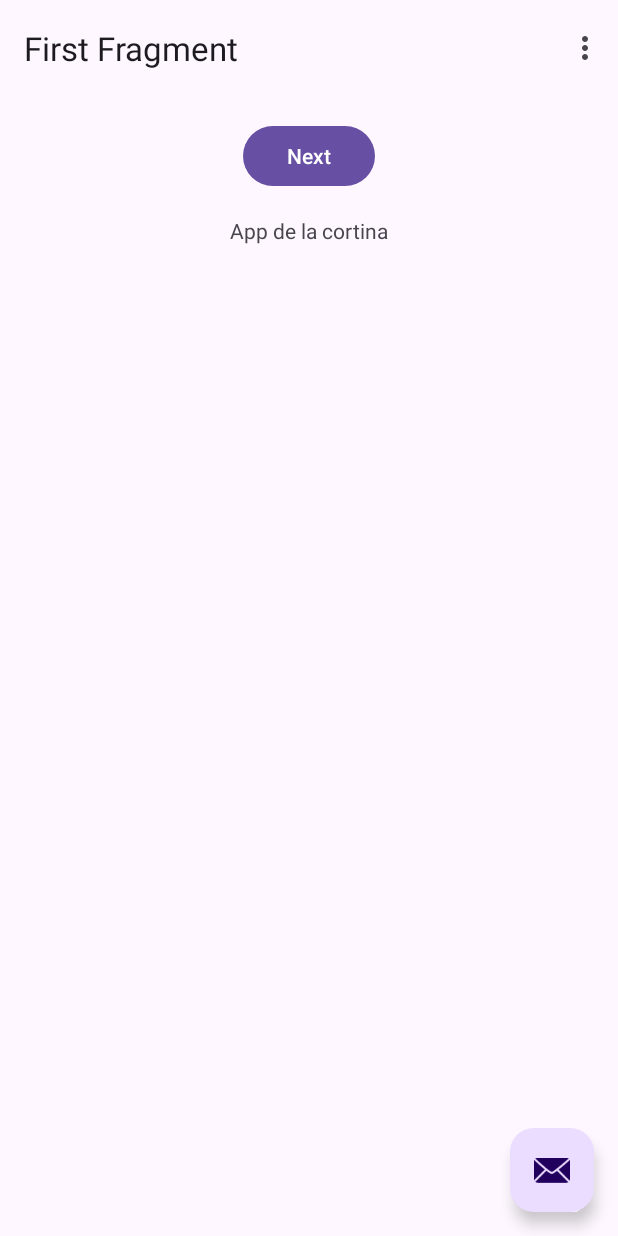
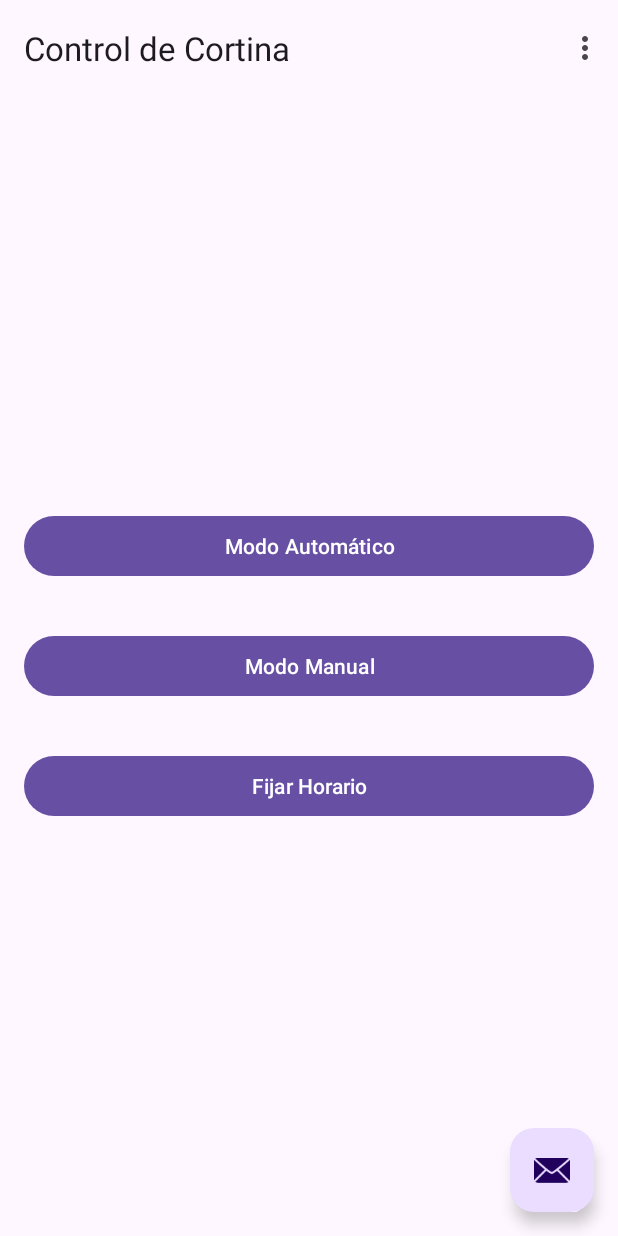
Before and after one commit to Bizefalo/iShade, an Android app: the screen it shows after launch (MainActivity), on a phone screen of 412 x 824 dp. Run offline under Robolectric (Android 15) with nearby library versions, the phone set to English and light mode, and no system bars; our stand-ins replace navigation-ui.

Commit message:
Vistas - Fragmentos - Navegacion
- Nuevos fragmentos.

- Modificación de strings.xml y nav_graph.xml

- Se agregó el fragmento principal que verá el usuario, sujeto a 3 opciones.

- Entre ellas, la opcion "Modo Manual" cuenta con integraciones como un switch para indicar que se está usando dicha opcion, seguidamente habilitandose los botones de posicion y mensajes que exponen el estado de una tarea o motor.

```diff
--- a/app/build.gradle.kts
+++ b/app/build.gradle.kts
@@ -46,6 +46,10 @@ dependencies {
     implementation(libs.androidx.constraintlayout)
     implementation(libs.androidx.navigation.fragment.ktx)
     implementation(libs.androidx.navigation.ui.ktx)
+
+    implementation(libs.org.eclipse.paho.client.mqttv3)
+    implementation(libs.org.eclipse.paho.android.service) // Servicio android
+
     testImplementation(libs.junit)
     androidTestImplementation(libs.androidx.junit)
     androidTestImplementation(libs.androidx.espresso.core)
--- a/app/src/main/AndroidManifest.xml
+++ b/app/src/main/AndroidManifest.xml
@@ -1,6 +1,8 @@
 <?xml version="1.0" encoding="utf-8"?>
 <manifest xmlns:android="http://schemas.android.com/apk/res/android"
     xmlns:tools="http://schemas.android.com/tools">
+
+    <uses-permission android:name="android.permission.INTERNET" />
 
     <application
         android:allowBackup="true"
--- a/app/src/main/java/com/example/ishade/FirstFragment.kt
+++ b/app/src/main/java/com/example/ishade/FirstFragment.kt
@@ -9,31 +9,37 @@ import androidx.navigation.fragment.findNavController
 import com.example.ishade.databinding.FragmentFirstBinding
 
 /**
- * A simple [Fragment] subclass as the default destination in the navigation.
+ * Fragmento principal que actúa como pantalla de inicio.
  */
 class FirstFragment : Fragment() {
 
     private var _binding: FragmentFirstBinding? = null
-
-    // This property is only valid between onCreateView and
-    // onDestroyView.
     private val binding get() = _binding!!
 
     override fun onCreateView(
         inflater: LayoutInflater, container: ViewGroup?,
         savedInstanceState: Bundle?
     ): View {
-
         _binding = FragmentFirstBinding.inflate(inflater, container, false)
         return binding.root
-
     }
 
     override fun onViewCreated(view: View, savedInstanceState: Bundle?) {
         super.onViewCreated(view, savedInstanceState)
 
-        binding.buttonFirst.setOnClickListener {
-            findNavController().navigate(R.id.action_FirstFragment_to_SecondFragment)
+        // Listener para el botón Modo Automático
+        binding.buttonAutomatico.setOnClickListener {
+            findNavController().navigate(R.id.action_FirstFragment_to_AutomaticFragment)
+        }
+
+        // Listener para el botón Modo Manual
+        binding.buttonManual.setOnClickListener {
+            findNavController().navigate(R.id.action_FirstFragment_to_ManualFragment)
+        }
+
+        // Listener para el botón Fijar Horario
+        binding.buttonFijarHorario.setOnClickListener {
+            findNavController().navigate(R.id.action_FirstFragment_to_ScheduleFragment)
         }
     }
 
--- a/app/src/main/res/layout/fragment_first.xml
+++ b/app/src/main/res/layout/fragment_first.xml
@@ -1,35 +1,45 @@
 <?xml version="1.0" encoding="utf-8"?>
-<androidx.core.widget.NestedScrollView xmlns:android="http://schemas.android.com/apk/res/android"
+<androidx.constraintlayout.widget.ConstraintLayout xmlns:android="http://schemas.android.com/apk/res/android"
     xmlns:app="http://schemas.android.com/apk/res-auto"
     xmlns:tools="http://schemas.android.com/tools"
     android:layout_width="match_parent"
     android:layout_height="match_parent"
+    android:padding="16dp"
     tools:context=".FirstFragment">
 
-    <androidx.constraintlayout.widget.ConstraintLayout
-        android:layout_width="match_parent"
-        android:layout_height="match_parent"
-        android:padding="16dp">
+    <Button
+        android:id="@+id/button_automatico"
+        android:layout_width="0dp"
+        android:layout_height="wrap_content"
+        android:text="@string/modo_automatico"
+        android:layout_marginBottom="16dp"
+        app:layout_constraintBottom_toTopOf="@+id/button_manual"
+        app:layout_constraintEnd_toEndOf="parent"
+        app:layout_constraintStart_toStartOf="parent"
+        app:layout_constraintTop_toTopOf="parent"
+        app:layout_constraintVertical_chainStyle="packed" />
 
     <Button
-            android:id="@+id/button_first"
-            android:layout_width="wrap_content"
+        android:id="@+id/button_manual"
+        android:layout_width="0dp"
         android:layout_height="wrap_content"
-            android:text="@string/next"
-            app:layout_constraintBottom_toTopOf="@id/textview_first"
+        android:text="@string/modo_manual"
+        android:layout_marginTop="16dp"
+        android:layout_marginBottom="16dp"
+        app:layout_constraintBottom_toTopOf="@+id/button_fijar_horario"
         app:layout_constraintEnd_toEndOf="parent"
         app:layout_constraintStart_toStartOf="parent"
-            app:layout_constraintTop_toTopOf="parent" />
+        app:layout_constraintTop_toBottomOf="@+id/button_automatico" />
 
-        <TextView
-            android:id="@+id/textview_first"
-            android:layout_width="wrap_content"
+    <Button
+        android:id="@+id/button_fijar_horario"
+        android:layout_width="0dp"
         android:layout_height="wrap_content"
+        android:text="@string/fijar_horario"
         android:layout_marginTop="16dp"
-            android:text="App de la cortina"
         app:layout_constraintBottom_toBottomOf="parent"
         app:layout_constraintEnd_toEndOf="parent"
         app:layout_constraintStart_toStartOf="parent"
-            app:layout_constraintTop_toBottomOf="@id/button_first" />
+        app:layout_constraintTop_toBottomOf="@+id/button_manual" />
+
 </androidx.constraintlayout.widget.ConstraintLayout>
-</androidx.core.widget.NestedScrollView>
--- a/app/src/main/res/navigation/nav_graph.xml
+++ b/app/src/main/res/navigation/nav_graph.xml
@@ -8,21 +8,36 @@
     <fragment
         android:id="@+id/FirstFragment"
         android:name="com.example.ishade.FirstFragment"
-        android:label="@string/first_fragment_label"
+        android:label="Control de Cortina"
         tools:layout="@layout/fragment_first">
 
-        <action
-            android:id="@+id/action_FirstFragment_to_SecondFragment"
-            app:destination="@id/SecondFragment" />
-    </fragment>
-    <fragment
-        android:id="@+id/SecondFragment"
-        android:name="com.example.ishade.SecondFragment"
-        android:label="@string/second_fragment_label"
-        tools:layout="@layout/fragment_second">
+    <action
+        android:id="@+id/action_FirstFragment_to_AutomaticFragment"
+        app:destination="@id/AutomaticFragment" />
+    <action
+        android:id="@+id/action_FirstFragment_to_ManualFragment"
+        app:destination="@id/ManualFragment" />
+    <action
+        android:id="@+id/action_FirstFragment_to_ScheduleFragment"
+        app:destination="@id/ScheduleFragment" />
+</fragment>
 
-        <action
-            android:id="@+id/action_SecondFragment_to_FirstFragment"
-            app:destination="@id/FirstFragment" />
-    </fragment>
-</navigation>
+<fragment
+android:id="@+id/AutomaticFragment"
+android:name="com.example.ishade.AutomaticFragment"
+android:label="Modo Automático"
+tools:layout="@layout/fragment_automatic" />
+
+<fragment
+android:id="@+id/ManualFragment"
+android:name="com.example.ishade.ManualFragment"
+android:label="Modo Manual"
+tools:layout="@layout/fragment_manual" />
+
+<fragment
+android:id="@+id/ScheduleFragment"
+android:name="com.example.ishade.ScheduleFragment"
+android:label="Fijar Horario"
+tools:layout="@layout/fragment_schedule" />
+
+    </navigation>
--- a/gradle/libs.versions.toml
+++ b/gradle/libs.versions.toml
@@ -10,6 +10,8 @@ material = "1.10.0"
 constraintlayout = "2.1.4"
 navigationFragmentKtx = "2.6.0"
 navigationUiKtx = "2.6.0"
+orgEclipsePahoAndroidService = "1.1.1"
+orgEclipsePahoClientMqttv3 = "1.2.5"
 
 [libraries]
 androidx-core-ktx = { group = "androidx.core", name = "core-ktx", version.ref = "coreKtx" }
@@ -21,6 +23,8 @@ material = { group = "com.google.android.material", name = "material", version.r
 androidx-constraintlayout = { group = "androidx.constraintlayout", name = "constraintlayout", version.ref = "constraintlayout" }
 androidx-navigation-fragment-ktx = { group = "androidx.navigation", name = "navigation-fragment-ktx", version.ref = "navigationFragmentKtx" }
 androidx-navigation-ui-ktx = { group = "androidx.navigation", name = "navigation-ui-ktx", version.ref = "navigationUiKtx" }
+org-eclipse-paho-android-service = { module = "org.eclipse.paho:org.eclipse.paho.android.service", version.ref = "orgEclipsePahoAndroidService" }
+org-eclipse-paho-client-mqttv3 = { module = "org.eclipse.paho:org.eclipse.paho.client.mqttv3", version.ref = "orgEclipsePahoClientMqttv3" }
 
 [plugins]
 android-application = { id = "com.android.application", version.ref = "agp" }
```
Also changed, not shown: app/src/main/java/com/example/ishade/AutomaticFragment.kt (added, +59 -0 lines), app/src/main/java/com/example/ishade/ManualFragment.kt (added, +123 -0 lines), app/src/main/java/com/example/ishade/ScheduleFragment.kt (added, +59 -0 lines), app/src/main/java/com/example/ishade/SecondFragment.kt (deleted, +0 -44 lines), app/src/main/res/layout/fragment_automatic.xml (added, +14 -0 lines), app/src/main/res/layout/fragment_manual.xml (added, +58 -0 lines), app/src/main/res/layout/fragment_schedule.xml (added, +14 -0 lines), app/src/main/res/layout/fragment_second.xml (deleted, +0 -35 lines), app/src/main/res/values/strings.xml (+12 -37 lines). Lines whose indentation alone changed are shown as unchanged.
